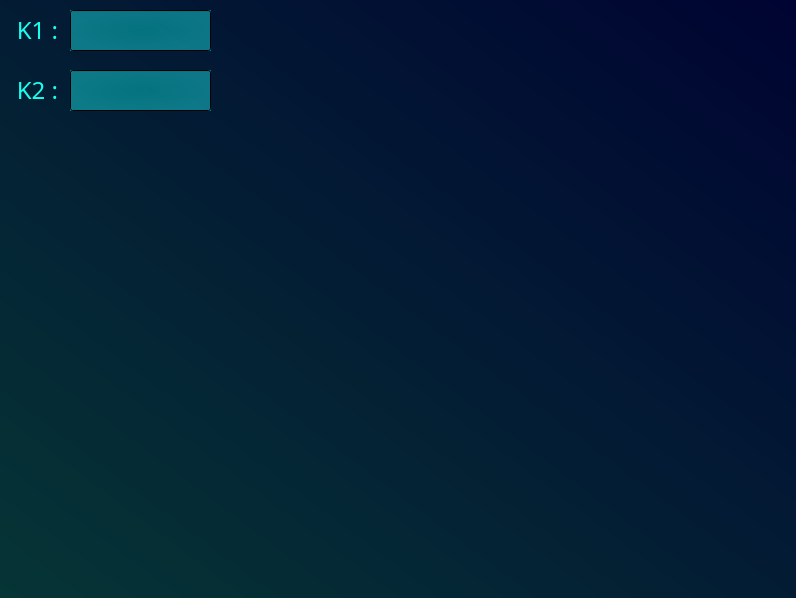
Before: the Qt Designer form window.ui in V-L-A-P-P/EpidemicSimulation, drawn with Qt 5.
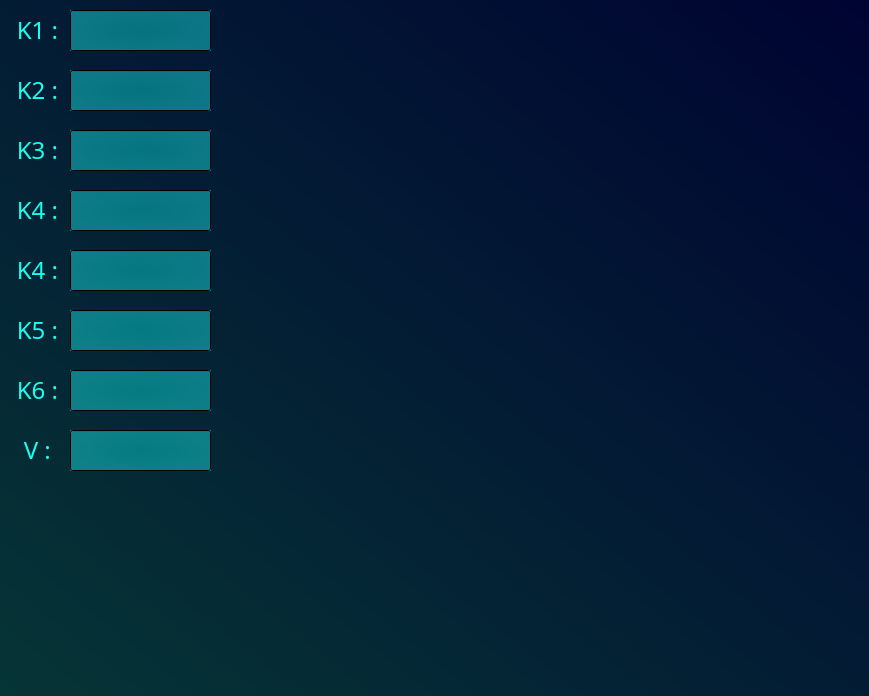
After: the same form once the commit is applied.

```diff
--- a/window.ui
+++ b/window.ui
@@ -6,8 +6,8 @@
    <rect>
     <x>0</x>
     <y>0</y>
-    <width>796</width>
-    <height>598</height>
+    <width>869</width>
+    <height>696</height>
    </rect>
   </property>
   <property name="windowTitle">
@@ -86,8 +86,8 @@
      <rect>
       <x>0</x>
       <y>-10</y>
-      <width>801</width>
-      <height>611</height>
+      <width>871</width>
+      <height>711</height>
      </rect>
     </property>
     <property name="styleSheet">
@@ -161,11 +161,407 @@
      <bool>true</bool>
     </property>
    </widget>
+   <widget class="QLabel" name="label_4">
+    <property name="geometry">
+     <rect>
+      <x>10</x>
+      <y>130</y>
+      <width>61</width>
+      <height>41</height>
+     </rect>
+    </property>
+    <property name="font">
+     <font>
+      <family>Lucida Bright</family>
+      <pointsize>18</pointsize>
+      <weight>50</weight>
+      <bold>false</bold>
+     </font>
+    </property>
+    <property name="toolTipDuration">
+     <number>-1</number>
+    </property>
+    <property name="styleSheet">
+     <string notr="true">background-color: qradialgradient(spread:pad, cx:0.284, cy:0.551, radius:0.5, fx:0.307, fy:0.540045, stop:0 rgba(255, 162, 11, 0), stop:1 rgba(255, 255, 255, 0));</string>
+    </property>
+    <property name="text">
+     <string>&lt;html&gt;&lt;head/&gt;&lt;body&gt;&lt;p align=&quot;center&quot;&gt;&lt;span style=&quot; color:#18fff0;&quot;&gt;K3 : &lt;/span&gt;&lt;/p&gt;&lt;/body&gt;&lt;/html&gt;</string>
+    </property>
+    <property name="margin">
+     <number>5</number>
+    </property>
+    <property name="indent">
+     <number>-1</number>
+    </property>
+   </widget>
+   <widget class="QLabel" name="label_5">
+    <property name="geometry">
+     <rect>
+      <x>10</x>
+      <y>190</y>
+      <width>61</width>
+      <height>41</height>
+     </rect>
+    </property>
+    <property name="font">
+     <font>
+      <family>Lucida Bright</family>
+      <pointsize>18</pointsize>
+      <weight>50</weight>
+      <bold>false</bold>
+     </font>
+    </property>
+    <property name="toolTipDuration">
+     <number>-1</number>
+    </property>
+    <property name="styleSheet">
+     <string notr="true">background-color: qradialgradient(spread:pad, cx:0.284, cy:0.551, radius:0.5, fx:0.307, fy:0.540045, stop:0 rgba(255, 162, 11, 0), stop:1 rgba(255, 255, 255, 0));</string>
+    </property>
+    <property name="text">
+     <string>&lt;html&gt;&lt;head/&gt;&lt;body&gt;&lt;p align=&quot;center&quot;&gt;&lt;span style=&quot; color:#18fff0;&quot;&gt;K4 : &lt;/span&gt;&lt;/p&gt;&lt;/body&gt;&lt;/html&gt;</string>
+    </property>
+    <property name="margin">
+     <number>5</number>
+    </property>
+    <property name="indent">
+     <number>-1</number>
+    </property>
+   </widget>
+   <widget class="QLabel" name="label_6">
+    <property name="geometry">
+     <rect>
+      <x>10</x>
+      <y>250</y>
+      <width>61</width>
+      <height>41</height>
+     </rect>
+    </property>
+    <property name="font">
+     <font>
+      <family>Lucida Bright</family>
+      <pointsize>18</pointsize>
+      <weight>50</weight>
+      <bold>false</bold>
+     </font>
+    </property>
+    <property name="toolTipDuration">
+     <number>-1</number>
+    </property>
+    <property name="styleSheet">
+     <string notr="true">background-color: qradialgradient(spread:pad, cx:0.284, cy:0.551, radius:0.5, fx:0.307, fy:0.540045, stop:0 rgba(255, 162, 11, 0), stop:1 rgba(255, 255, 255, 0));</string>
+    </property>
+    <property name="text">
+     <string>&lt;html&gt;&lt;head/&gt;&lt;body&gt;&lt;p align=&quot;center&quot;&gt;&lt;span style=&quot; color:#18fff0;&quot;&gt;K4 : &lt;/span&gt;&lt;/p&gt;&lt;/body&gt;&lt;/html&gt;</string>
+    </property>
+    <property name="margin">
+     <number>5</number>
+    </property>
+    <property name="indent">
+     <number>-1</number>
+    </property>
+   </widget>
+   <widget class="QLabel" name="label_7">
+    <property name="geometry">
+     <rect>
+      <x>10</x>
+      <y>310</y>
+      <width>61</width>
+      <height>41</height>
+     </rect>
+    </property>
+    <property name="font">
+     <font>
+      <family>Lucida Bright</family>
+      <pointsize>18</pointsize>
+      <weight>50</weight>
+      <bold>false</bold>
+     </font>
+    </property>
+    <property name="toolTipDuration">
+     <number>-1</number>
+    </property>
+    <property name="styleSheet">
+     <string notr="true">background-color: qradialgradient(spread:pad, cx:0.284, cy:0.551, radius:0.5, fx:0.307, fy:0.540045, stop:0 rgba(255, 162, 11, 0), stop:1 rgba(255, 255, 255, 0));</string>
+    </property>
+    <property name="text">
+     <string>&lt;html&gt;&lt;head/&gt;&lt;body&gt;&lt;p align=&quot;center&quot;&gt;&lt;span style=&quot; color:#18fff0;&quot;&gt;K5 : &lt;/span&gt;&lt;/p&gt;&lt;/body&gt;&lt;/html&gt;</string>
+    </property>
+    <property name="margin">
+     <number>5</number>
+    </property>
+    <property name="indent">
+     <number>-1</number>
+    </property>
+   </widget>
+   <widget class="QLabel" name="label_8">
+    <property name="geometry">
+     <rect>
+      <x>10</x>
+      <y>370</y>
+      <width>61</width>
+      <height>41</height>
+     </rect>
+    </property>
+    <property name="font">
+     <font>
+      <family>Lucida Bright</family>
+      <pointsize>18</pointsize>
+      <weight>50</weight>
+      <bold>false</bold>
+     </font>
+    </property>
+    <property name="toolTipDuration">
+     <number>-1</number>
+    </property>
+    <property name="styleSheet">
+     <string notr="true">background-color: qradialgradient(spread:pad, cx:0.284, cy:0.551, radius:0.5, fx:0.307, fy:0.540045, stop:0 rgba(255, 162, 11, 0), stop:1 rgba(255, 255, 255, 0));</string>
+    </property>
+    <property name="text">
+     <string>&lt;html&gt;&lt;head/&gt;&lt;body&gt;&lt;p align=&quot;center&quot;&gt;&lt;span style=&quot; color:#18fff0;&quot;&gt;K6 : &lt;/span&gt;&lt;/p&gt;&lt;/body&gt;&lt;/html&gt;</string>
+    </property>
+    <property name="margin">
+     <number>5</number>
+    </property>
+    <property name="indent">
+     <number>-1</number>
+    </property>
+   </widget>
+   <widget class="QLabel" name="label_9">
+    <property name="geometry">
+     <rect>
+      <x>10</x>
+      <y>430</y>
+      <width>61</width>
+      <height>41</height>
+     </rect>
+    </property>
+    <property name="font">
+     <font>
+      <family>Lucida Bright</family>
+      <pointsize>18</pointsize>
+      <weight>50</weight>
+      <bold>false</bold>
+     </font>
+    </property>
+    <property name="toolTipDuration">
+     <number>-1</number>
+    </property>
+    <property name="styleSheet">
+     <string notr="true">background-color: qradialgradient(spread:pad, cx:0.284, cy:0.551, radius:0.5, fx:0.307, fy:0.540045, stop:0 rgba(255, 162, 11, 0), stop:1 rgba(255, 255, 255, 0));</string>
+    </property>
+    <property name="text">
+     <string>&lt;html&gt;&lt;head/&gt;&lt;body&gt;&lt;p align=&quot;center&quot;&gt;&lt;span style=&quot; color:#18fff0;&quot;&gt;V : &lt;/span&gt;&lt;/p&gt;&lt;/body&gt;&lt;/html&gt;</string>
+    </property>
+    <property name="margin">
+     <number>5</number>
+    </property>
+    <property name="indent">
+     <number>-1</number>
+    </property>
+   </widget>
+   <widget class="QLineEdit" name="lineEdit_3">
+    <property name="geometry">
+     <rect>
+      <x>70</x>
+      <y>130</y>
+      <width>141</width>
+      <height>41</height>
+     </rect>
+    </property>
+    <property name="font">
+     <font>
+      <family>Bahnschrift SemiLight</family>
+      <pointsize>16</pointsize>
+     </font>
+    </property>
+    <property name="toolTip">
+     <string>&lt;html&gt;&lt;head/&gt;&lt;body&gt;&lt;p align=&quot;center&quot;&gt;&lt;br/&gt;&lt;/p&gt;&lt;/body&gt;&lt;/html&gt;</string>
+    </property>
+    <property name="styleSheet">
+     <string notr="true">background-color: qradialgradient(spread:pad, cx:0.5, cy:0.5, radius:0.5, fx:0.5, fy:0.5, stop:0 rgba(7, 248, 240, 102), stop:1 rgba(27, 255, 255, 104));</string>
+    </property>
+    <property name="text">
+     <string/>
+    </property>
+    <property name="maxLength">
+     <number>12</number>
+    </property>
+    <property name="frame">
+     <bool>true</bool>
+    </property>
+   </widget>
+   <widget class="QLineEdit" name="lineEdit_4">
+    <property name="geometry">
+     <rect>
+      <x>70</x>
+      <y>190</y>
+      <width>141</width>
+      <height>41</height>
+     </rect>
+    </property>
+    <property name="font">
+     <font>
+      <family>Bahnschrift SemiLight</family>
+      <pointsize>16</pointsize>
+     </font>
+    </property>
+    <property name="toolTip">
+     <string>&lt;html&gt;&lt;head/&gt;&lt;body&gt;&lt;p align=&quot;center&quot;&gt;&lt;br/&gt;&lt;/p&gt;&lt;/body&gt;&lt;/html&gt;</string>
+    </property>
+    <property name="styleSheet">
+     <string notr="true">background-color: qradialgradient(spread:pad, cx:0.5, cy:0.5, radius:0.5, fx:0.5, fy:0.5, stop:0 rgba(7, 248, 240, 102), stop:1 rgba(27, 255, 255, 104));</string>
+    </property>
+    <property name="text">
+     <string/>
+    </property>
+    <property name="maxLength">
+     <number>12</number>
+    </property>
+    <property name="frame">
+     <bool>true</bool>
+    </property>
+   </widget>
+   <widget class="QLineEdit" name="lineEdit_5">
+    <property name="geometry">
+     <rect>
+      <x>70</x>
+      <y>250</y>
+      <width>141</width>
+      <height>41</height>
+     </rect>
+    </property>
+    <property name="font">
+     <font>
+      <family>Bahnschrift SemiLight</family>
+      <pointsize>16</pointsize>
+     </font>
+    </property>
+    <property name="toolTip">
+     <string>&lt;html&gt;&lt;head/&gt;&lt;body&gt;&lt;p align=&quot;center&quot;&gt;&lt;br/&gt;&lt;/p&gt;&lt;/body&gt;&lt;/html&gt;</string>
+    </property>
+    <property name="styleSheet">
+     <string notr="true">background-color: qradialgradient(spread:pad, cx:0.5, cy:0.5, radius:0.5, fx:0.5, fy:0.5, stop:0 rgba(7, 248, 240, 102), stop:1 rgba(27, 255, 255, 104));</string>
+    </property>
+    <property name="text">
+     <string/>
+    </property>
+    <property name="maxLength">
+     <number>12</number>
+    </property>
+    <property name="frame">
+     <bool>true</bool>
+    </property>
+   </widget>
+   <widget class="QLineEdit" name="lineEdit_6">
+    <property name="geometry">
+     <rect>
+      <x>70</x>
+      <y>310</y>
+      <width>141</width>
+      <height>41</height>
+     </rect>
+    </property>
+    <property name="font">
+     <font>
+      <family>Bahnschrift SemiLight</family>
+      <pointsize>16</pointsize>
+     </font>
+    </property>
+    <property name="toolTip">
+     <string>&lt;html&gt;&lt;head/&gt;&lt;body&gt;&lt;p align=&quot;center&quot;&gt;&lt;br/&gt;&lt;/p&gt;&lt;/body&gt;&lt;/html&gt;</string>
+    </property>
+    <property name="styleSheet">
+     <string notr="true">background-color: qradialgradient(spread:pad, cx:0.5, cy:0.5, radius:0.5, fx:0.5, fy:0.5, stop:0 rgba(7, 248, 240, 102), stop:1 rgba(27, 255, 255, 104));</string>
+    </property>
+    <property name="text">
+     <string/>
+    </property>
+    <property name="maxLength">
+     <number>12</number>
+    </property>
+    <property name="frame">
+     <bool>true</bool>
+    </property>
+   </widget>
+   <widget class="QLineEdit" name="lineEdit_7">
+    <property name="geometry">
+     <rect>
+      <x>70</x>
+      <y>370</y>
+      <width>141</width>
+      <height>41</height>
+     </rect>
+    </property>
+    <property name="font">
+     <font>
+      <family>Bahnschrift SemiLight</family>
+      <pointsize>16</pointsize>
+     </font>
+    </property>
+    <property name="toolTip">
+     <string>&lt;html&gt;&lt;head/&gt;&lt;body&gt;&lt;p align=&quot;center&quot;&gt;&lt;br/&gt;&lt;/p&gt;&lt;/body&gt;&lt;/html&gt;</string>
+    </property>
+    <property name="styleSheet">
+     <string notr="true">background-color: qradialgradient(spread:pad, cx:0.5, cy:0.5, radius:0.5, fx:0.5, fy:0.5, stop:0 rgba(7, 248, 240, 102), stop:1 rgba(27, 255, 255, 104));</string>
+    </property>
+    <property name="text">
+     <string/>
+    </property>
+    <property name="maxLength">
+     <number>12</number>
+    </property>
+    <property name="frame">
+     <bool>true</bool>
+    </property>
+   </widget>
+   <widget class="QLineEdit" name="lineEdit_8">
+    <property name="geometry">
+     <rect>
+      <x>70</x>
+      <y>430</y>
+      <width>141</width>
+      <height>41</height>
+     </rect>
+    </property>
+    <property name="font">
+     <font>
+      <family>Bahnschrift SemiLight</family>
+      <pointsize>16</pointsize>
+     </font>
+    </property>
+    <property name="toolTip">
+     <string>&lt;html&gt;&lt;head/&gt;&lt;body&gt;&lt;p align=&quot;center&quot;&gt;&lt;br/&gt;&lt;/p&gt;&lt;/body&gt;&lt;/html&gt;</string>
+    </property>
+    <property name="styleSheet">
+     <string notr="true">background-color: qradialgradient(spread:pad, cx:0.5, cy:0.5, radius:0.5, fx:0.5, fy:0.5, stop:0 rgba(7, 248, 240, 102), stop:1 rgba(27, 255, 255, 104));</string>
+    </property>
+    <property name="text">
+     <string/>
+    </property>
+    <property name="maxLength">
+     <number>12</number>
+    </property>
+    <property name="frame">
+     <bool>true</bool>
+    </property>
+   </widget>
    <zorder>label_2</zorder>
    <zorder>label</zorder>
    <zorder>lineEdit</zorder>
    <zorder>label_3</zorder>
    <zorder>lineEdit_2</zorder>
+   <zorder>label_4</zorder>
+   <zorder>label_5</zorder>
+   <zorder>label_6</zorder>
+   <zorder>label_7</zorder>
+   <zorder>label_8</zorder>
+   <zorder>label_9</zorder>
+   <zorder>lineEdit_3</zorder>
+   <zorder>lineEdit_4</zorder>
+   <zorder>lineEdit_5</zorder>
+   <zorder>lineEdit_6</zorder>
+   <zorder>lineEdit_7</zorder>
+   <zorder>lineEdit_8</zorder>
   </widget>
  </widget>
  <resources/>
```
